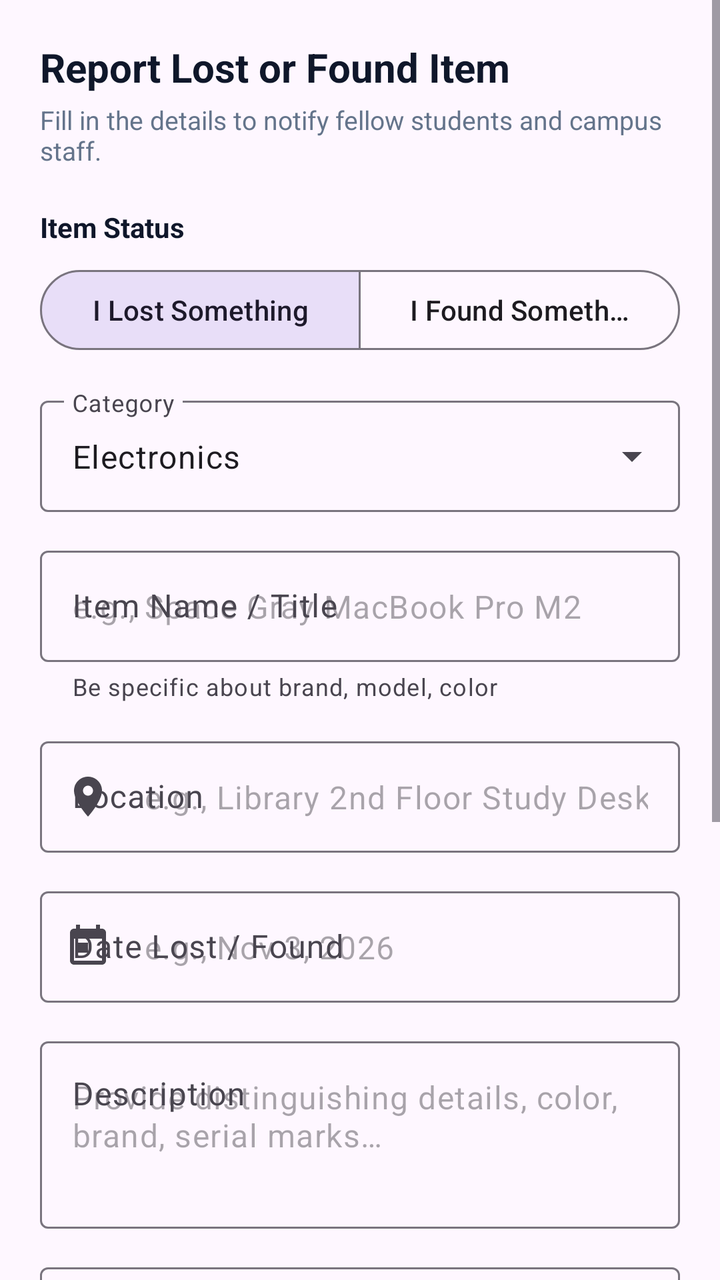
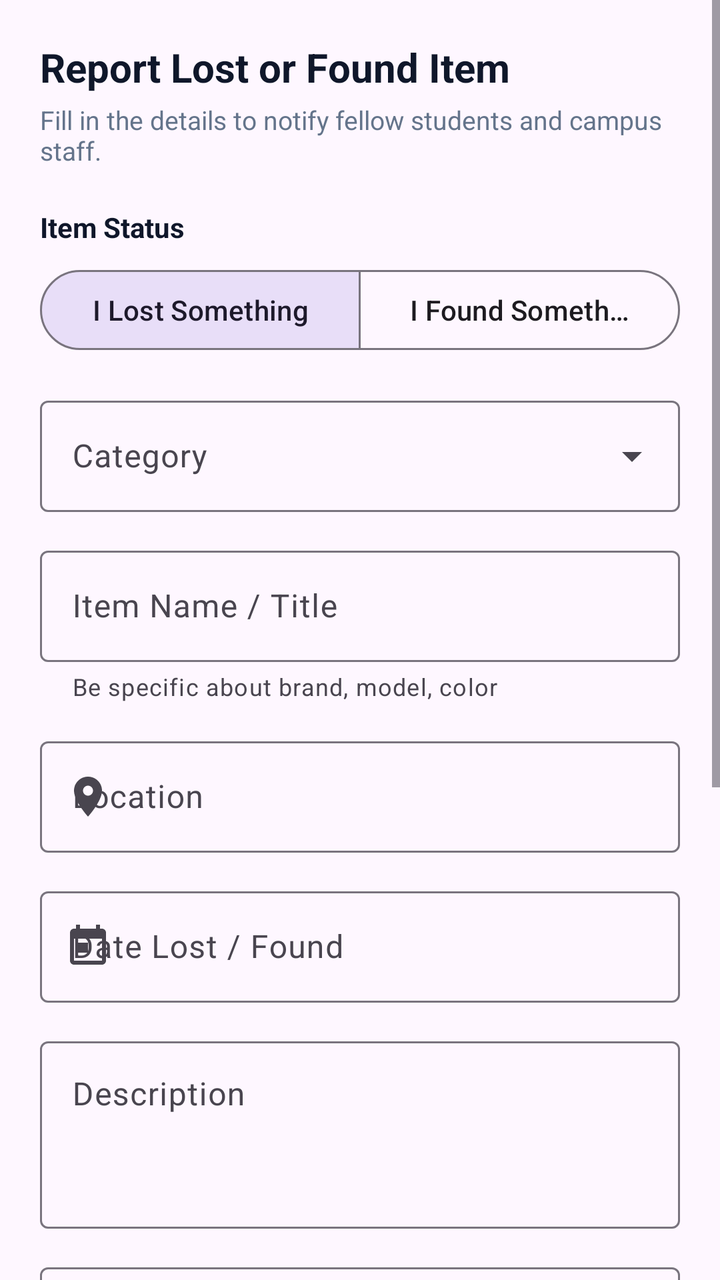

Before-and-after screenshots of an Android layout around one commit, followed by the original layout XML and the change that was made.
<!-- AndroidManifest.xml: application theme Theme.FindMe -->
<!-- res/layout/fragment_report.xml -->
<?xml version="1.0" encoding="utf-8"?>
<ScrollView xmlns:android="http://schemas.android.com/apk/res/android"
    xmlns:app="http://schemas.android.com/apk/res-auto"
    xmlns:tools="http://schemas.android.com/tools"
    android:layout_width="match_parent"
    android:layout_height="match_parent"
    android:fillViewport="true">

    <LinearLayout
        android:layout_width="match_parent"
        android:layout_height="wrap_content"
        android:orientation="vertical"
        android:padding="20dp">

        <TextView
            android:layout_width="wrap_content"
            android:layout_height="wrap_content"
            android:text="@string/report_title"
            android:textColor="@color/text_primary"
            android:textSize="20sp"
            android:textStyle="bold" />

        <TextView
            android:layout_width="wrap_content"
            android:layout_height="wrap_content"
            android:layout_marginTop="4dp"
            android:text="@string/report_subtitle"
            android:textColor="@color/text_secondary"
            android:textSize="13sp" />

        
        <TextView
            android:layout_width="wrap_content"
            android:layout_height="wrap_content"
            android:layout_marginTop="20dp"
            android:text="@string/label_item_type"
            android:textColor="@color/text_primary"
            android:textSize="14sp"
            android:textStyle="bold" />

        <com.google.android.material.button.MaterialButtonToggleGroup
            android:id="@+id/toggleType"
            android:layout_width="match_parent"
            android:layout_height="wrap_content"
            android:layout_marginTop="8dp"
            app:checkedButton="@id/btnTypeLost"
            app:selectionRequired="true"
            app:singleSelection="true">

            <com.google.android.material.button.MaterialButton
                android:id="@+id/btnTypeLost"
                style="@style/Widget.Material3.Button.OutlinedButton"
                android:layout_width="0dp"
                android:layout_height="wrap_content"
                android:layout_weight="1"
                android:text="@string/type_lost" />

            <com.google.android.material.button.MaterialButton
                android:id="@+id/btnTypeFound"
                style="@style/Widget.Material3.Button.OutlinedButton"
                android:layout_width="0dp"
                android:layout_height="wrap_content"
                android:layout_weight="1"
                android:text="@string/type_found" />
        </com.google.android.material.button.MaterialButtonToggleGroup>

        
        <com.google.android.material.textfield.TextInputLayout
            android:id="@+id/tilCategory"
            style="@style/Widget.Material3.TextInputLayout.OutlinedBox.ExposedDropdownMenu"
            android:layout_width="match_parent"
            android:layout_height="wrap_content"
            android:layout_marginTop="16dp"
            android:hint="@string/label_category">

            <AutoCompleteTextView
                android:id="@+id/actvCategory"
                android:layout_width="match_parent"
                android:layout_height="wrap_content"
                android:inputType="none"
                android:text="Electronics" />
        </com.google.android.material.textfield.TextInputLayout>

        
        <com.google.android.material.textfield.TextInputLayout
            android:id="@+id/tilTitle"
            style="@style/Widget.Material3.TextInputLayout.OutlinedBox"
            android:layout_width="match_parent"
            android:layout_height="wrap_content"
            android:layout_marginTop="14dp"
            android:hint="@string/label_title"
            app:helperText="Be specific about brand, model, color">

            <com.google.android.material.textfield.TextInputEditText
                android:id="@+id/etTitle"
                android:layout_width="match_parent"
                android:layout_height="wrap_content"
                android:hint="@string/hint_title"
                android:inputType="textCapSentences"
                android:maxLines="1" />
        </com.google.android.material.textfield.TextInputLayout>

        
        <com.google.android.material.textfield.TextInputLayout
            android:id="@+id/tilLocation"
            style="@style/Widget.Material3.TextInputLayout.OutlinedBox"
            android:layout_width="match_parent"
            android:layout_height="wrap_content"
            android:layout_marginTop="14dp"
            android:hint="@string/label_location"
            app:startIconDrawable="@drawable/ic_location">

            <com.google.android.material.textfield.TextInputEditText
                android:id="@+id/etLocation"
                android:layout_width="match_parent"
                android:layout_height="wrap_content"
                android:hint="@string/hint_location"
                android:inputType="textCapWords"
                android:maxLines="1" />
        </com.google.android.material.textfield.TextInputLayout>

        
        <com.google.android.material.textfield.TextInputLayout
            android:id="@+id/tilDate"
            style="@style/Widget.Material3.TextInputLayout.OutlinedBox"
            android:layout_width="match_parent"
            android:layout_height="wrap_content"
            android:layout_marginTop="14dp"
            android:hint="@string/label_date"
            app:startIconDrawable="@drawable/ic_calendar">

            <com.google.android.material.textfield.TextInputEditText
                android:id="@+id/etDate"
                android:layout_width="match_parent"
                android:layout_height="wrap_content"
                android:hint="@string/hint_date"
                android:inputType="text"
                android:maxLines="1" />
        </com.google.android.material.textfield.TextInputLayout>

        
        <com.google.android.material.textfield.TextInputLayout
            android:id="@+id/tilDescription"
            style="@style/Widget.Material3.TextInputLayout.OutlinedBox"
            android:layout_width="match_parent"
            android:layout_height="wrap_content"
            android:layout_marginTop="14dp"
            android:hint="@string/label_description">

            <com.google.android.material.textfield.TextInputEditText
                android:id="@+id/etDescription"
                android:layout_width="match_parent"
                android:layout_height="wrap_content"
                android:gravity="top"
                android:hint="@string/hint_description"
                android:inputType="textMultiLine"
                android:lines="3" />
        </com.google.android.material.textfield.TextInputLayout>

        
        <com.google.android.material.textfield.TextInputLayout
            android:id="@+id/tilContact"
            style="@style/Widget.Material3.TextInputLayout.OutlinedBox"
            android:layout_width="match_parent"
            android:layout_height="wrap_content"
            android:layout_marginTop="14dp"
            android:hint="@string/label_contact"
            app:startIconDrawable="@drawable/ic_email">

            <com.google.android.material.textfield.TextInputEditText
                android:id="@+id/etContact"
                android:layout_width="match_parent"
                android:layout_height="wrap_content"
                android:hint="@string/hint_contact"
                android:inputType="textEmailAddress|textPersonName"
                android:maxLines="1" />
        </com.google.android.material.textfield.TextInputLayout>

        
        <TextView
            android:layout_width="wrap_content"
            android:layout_height="wrap_content"
            android:layout_marginTop="18dp"
            android:text="Item Photo (Optional)"
            android:textColor="@color/text_primary"
            android:textSize="14sp"
            android:textStyle="bold" />

        <com.google.android.material.card.MaterialCardView
            android:id="@+id/cardSelectPhoto"
            android:layout_width="match_parent"
            android:layout_height="140dp"
            android:layout_marginTop="8dp"
            android:clickable="true"
            android:focusable="true"
            app:cardBackgroundColor="@color/campus_surface"
            app:cardCornerRadius="12dp"
            app:strokeColor="@color/border_color"
            app:strokeWidth="1dp">

            <LinearLayout
                android:id="@+id/layoutPhotoPlaceholder"
                android:layout_width="match_parent"
                android:layout_height="match_parent"
                android:gravity="center"
                android:orientation="vertical">

                <ImageView
                    android:layout_width="36dp"
                    android:layout_height="36dp"
                    android:src="@drawable/ic_photo_camera"
                    app:tint="@color/campus_accent" />

                <TextView
                    android:layout_width="wrap_content"
                    android:layout_height="wrap_content"
                    android:layout_marginTop="6dp"
                    android:text="@string/btn_add_photo"
                    android:textColor="@color/campus_accent"
                    android:textSize="13sp"
                    android:textStyle="bold" />

                <TextView
                    android:layout_width="wrap_content"
                    android:layout_height="wrap_content"
                    android:layout_marginTop="2dp"
                    android:text="Tap to open photo picker"
                    android:textColor="@color/text_secondary"
                    android:textSize="11sp" />
            </LinearLayout>

            <ImageView
                android:id="@+id/ivSelectedPhoto"
                android:layout_width="match_parent"
                android:layout_height="match_parent"
                android:scaleType="centerCrop"
                android:visibility="gone"
                tools:visibility="gone" />
        </com.google.android.material.card.MaterialCardView>

        
        <com.google.android.material.button.MaterialButton
            android:id="@+id/btnSubmit"
            android:layout_width="match_parent"
            android:layout_height="54dp"
            android:layout_marginTop="24dp"
            android:layout_marginBottom="24dp"
            android:backgroundTint="@color/campus_primary"
            android:text="@string/btn_submit_report"
            android:textAllCaps="false"
            android:textColor="@color/white"
            android:textSize="15sp"
            app:cornerRadius="12dp" />

    </LinearLayout>
</ScrollView>
<!-- resources referenced by this layout -->
<resources>
  <color name="border_color">#E2E8F0</color>
  <color name="campus_accent">#2563EB</color>
  <color name="campus_primary">#1E3A8A</color>
  <color name="campus_surface">#FFFFFF</color>
  <color name="text_primary">#0F172A</color>
  <color name="text_secondary">#64748B</color>
  <color name="white">#FFFFFFFF</color>
  <!-- drawable ic_calendar (drawable) -->
  <vector xmlns:android="http://schemas.android.com/apk/res/android"
      android:width="24dp"
      android:height="24dp"
      android:viewportWidth="24"
      android:viewportHeight="24">
      <path
          android:fillColor="?attr/colorControlNormal"
          android:pathData="M19,3h-1V1h-2v2H8V1H6v2H5c-1.11,0 -1.99,0.9 -1.99,2L3,19c0,1.1 0.89,2 2,2h14c1.1,0 2,-0.9 2,-2V5c0,-1.1 -0.9,-2 -2,-2zm0,16H5V8h14v11zM7,10h5v5H7z" />
  </vector>
  <!-- drawable ic_email (drawable) -->
  <vector xmlns:android="http://schemas.android.com/apk/res/android"
      android:width="24dp"
      android:height="24dp"
      android:viewportWidth="24"
      android:viewportHeight="24">
      <path
          android:fillColor="?attr/colorControlNormal"
          android:pathData="M20,4H4c-1.1,0 -1.99,0.9 -1.99,2L2,18c0,1.1 0.9,2 2,2h16c1.1,0 2,-0.9 2,-2V6c0,-1.1 -0.9,-2 -2,-2zm0,4l-8,5 -8,-5V6l8,5 8,-5v2z" />
  </vector>
  <!-- drawable ic_location (drawable) -->
  <vector xmlns:android="http://schemas.android.com/apk/res/android"
      android:width="24dp"
      android:height="24dp"
      android:viewportWidth="24"
      android:viewportHeight="24">
      <path
          android:fillColor="?attr/colorControlNormal"
          android:pathData="M12,2C8.13,2 5,5.13 5,9c0,5.25 7,13 7,13s7,-7.75 7,-13c0,-3.87 -3.13,-7 -7,-7zm0,9.5c-1.38,0 -2.5,-1.12 -2.5,-2.5s1.12,-2.5 2.5,-2.5 2.5,1.12 2.5,2.5 -1.12,2.5 -2.5,2.5z" />
  </vector>
  <!-- drawable ic_photo_camera (drawable) -->
  <vector xmlns:android="http://schemas.android.com/apk/res/android"
      android:width="24dp"
      android:height="24dp"
      android:viewportWidth="24"
      android:viewportHeight="24">
      <path
          android:fillColor="?attr/colorControlNormal"
          android:pathData="M12,12m-3.2,0a3.2,3.2 0,1 1,6.4 0a3.2,3.2 0,1 1,-6.4 0M9,2L7.17,4H4c-1.1,0 -2,0.9 -2,2v12c0,1.1 0.9,2 2,2h16c1.1,0 2,-0.9 2,-2V6c0,-1.1 -0.9,-2 -2,-2h-3.17L15,2H9zm3,15c-2.76,0 -5,-2.24 -5,-5s2.24,-5 5,-5 5,2.24 5,5 -2.24,5 -5,5z" />
  </vector>
  <string name="btn_add_photo">Select Photo</string>
  <string name="btn_submit_report">Submit Report</string>
  <string name="hint_contact">e.g., student.id@campus.edu or 555-0199</string>
  <string name="hint_date">e.g., Nov 3, 2026</string>
  <string name="hint_description">Provide distinguishing details, color, brand, serial marks…</string>
  <string name="hint_location">e.g., Library 2nd Floor Study Desk</string>
  <string name="hint_title">e.g., Space Gray MacBook Pro M2</string>
  <string name="label_category">Category</string>
  <string name="label_contact">Contact Information</string>
  <string name="label_date">Date Lost / Found</string>
  <string name="label_description">Description</string>
  <string name="label_item_type">Item Status</string>
  <string name="label_location">Location</string>
  <string name="label_title">Item Name / Title</string>
  <string name="report_subtitle">Fill in the details to notify fellow students and campus staff.</string>
  <string name="report_title">Report Lost or Found Item</string>
  <string name="type_found">I Found Something</string>
  <string name="type_lost">I Lost Something</string>
  <style name="Theme.FindMe" parent="Base.Theme.FindMe" />
  <style name="Base.Theme.FindMe" parent="Theme.Material3.DayNight.NoActionBar">
          
          
      </style>
</resources>

<!-- the commit's change to res/layout/fragment_report.xml (unified diff, before → after) -->
@@ -2,9 +2,12 @@
 <ScrollView xmlns:android="http://schemas.android.com/apk/res/android"
     xmlns:app="http://schemas.android.com/apk/res-auto"
     xmlns:tools="http://schemas.android.com/tools"
+    android:id="@+id/reportScrollView"
     android:layout_width="match_parent"
     android:layout_height="match_parent"
-    android:fillViewport="true">
+    android:clipToPadding="false"
+    android:fillViewport="true"
+    android:paddingBottom="32dp">
 
     <LinearLayout
         android:layout_width="match_parent"
@@ -73,12 +76,12 @@
             android:layout_marginTop="16dp"
             android:hint="@string/label_category">
 
-            <AutoCompleteTextView
+            <com.google.android.material.textfield.MaterialAutoCompleteTextView
                 android:id="@+id/actvCategory"
                 android:layout_width="match_parent"
                 android:layout_height="wrap_content"
                 android:inputType="none"
-                android:text="Electronics" />
+                app:simpleItems="@array/categories_array" />
         </com.google.android.material.textfield.TextInputLayout>
 
         
@@ -89,13 +92,13 @@
             android:layout_height="wrap_content"
             android:layout_marginTop="14dp"
             android:hint="@string/label_title"
-            app:helperText="Be specific about brand, model, color">
+            app:helperText="Be specific about brand, model, color"
+            app:placeholderText="@string/hint_title">
 
             <com.google.android.material.textfield.TextInputEditText
                 android:id="@+id/etTitle"
                 android:layout_width="match_parent"
                 android:layout_height="wrap_content"
-                android:hint="@string/hint_title"
                 android:inputType="textCapSentences"
                 android:maxLines="1" />
         </com.google.android.material.textfield.TextInputLayout>
@@ -108,13 +111,13 @@
             android:layout_height="wrap_content"
             android:layout_marginTop="14dp"
             android:hint="@string/label_location"
+            app:placeholderText="@string/hint_location"
             app:startIconDrawable="@drawable/ic_location">
 
             <com.google.android.material.textfield.TextInputEditText
                 android:id="@+id/etLocation"
                 android:layout_width="match_parent"
                 android:layout_height="wrap_content"
-                android:hint="@string/hint_location"
                 android:inputType="textCapWords"
                 android:maxLines="1" />
         </com.google.android.material.textfield.TextInputLayout>
@@ -127,13 +130,13 @@
             android:layout_height="wrap_content"
             android:layout_marginTop="14dp"
             android:hint="@string/label_date"
+            app:placeholderText="@string/hint_date"
             app:startIconDrawable="@drawable/ic_calendar">
 
             <com.google.android.material.textfield.TextInputEditText
                 android:id="@+id/etDate"
                 android:layout_width="match_parent"
                 android:layout_height="wrap_content"
-                android:hint="@string/hint_date"
                 android:inputType="text"
                 android:maxLines="1" />
         </com.google.android.material.textfield.TextInputLayout>
@@ -145,16 +148,17 @@
             android:layout_width="match_parent"
             android:layout_height="wrap_content"
             android:layout_marginTop="14dp"
-            android:hint="@string/label_description">
+            android:hint="@string/label_description"
+            app:placeholderText="@string/hint_description">
 
             <com.google.android.material.textfield.TextInputEditText
                 android:id="@+id/etDescription"
                 android:layout_width="match_parent"
                 android:layout_height="wrap_content"
-                android:gravity="top"
-                android:hint="@string/hint_description"
+                android:gravity="top|start"
                 android:inputType="textMultiLine"
-                android:lines="3" />
+                android:lines="3"
+                android:minLines="3" />
         </com.google.android.material.textfield.TextInputLayout>
 
         
@@ -165,13 +169,13 @@
             android:layout_height="wrap_content"
             android:layout_marginTop="14dp"
             android:hint="@string/label_contact"
+            app:placeholderText="@string/hint_contact"
             app:startIconDrawable="@drawable/ic_email">
 
             <com.google.android.material.textfield.TextInputEditText
                 android:id="@+id/etContact"
                 android:layout_width="match_parent"
                 android:layout_height="wrap_content"
-                android:hint="@string/hint_contact"
                 android:inputType="textEmailAddress|textPersonName"
                 android:maxLines="1" />
         </com.google.android.material.textfield.TextInputLayout>
@@ -244,7 +248,7 @@
             android:layout_width="match_parent"
             android:layout_height="54dp"
             android:layout_marginTop="24dp"
-            android:layout_marginBottom="24dp"
+            android:layout_marginBottom="16dp"
             android:backgroundTint="@color/campus_primary"
             android:text="@string/btn_submit_report"
             android:textAllCaps="false"
<!-- resource entries referenced after the edit -->
@@ -1,5 +1,14 @@
 <!-- resources referenced by this layout -->
 <resources>
+  <string-array name="categories_array">
+          <item>Electronics</item>
+          <item>Bags</item>
+          <item>Accessories</item>
+          <item>Documents / ID Cards</item>
+          <item>Books / Stationery</item>
+          <item>Clothing</item>
+          <item>Other</item>
+      </string-array>
   <color name="border_color">#E2E8F0</color>
   <color name="campus_accent">#2563EB</color>
   <color name="campus_primary">#1E3A8A</color>
@@ -50,7 +59,7 @@
   <string name="btn_add_photo">Select Photo</string>
   <string name="btn_submit_report">Submit Report</string>
   <string name="hint_contact">e.g., student.id@campus.edu or 555-0199</string>
-  <string name="hint_date">e.g., Nov 3, 2026</string>
+  <string name="hint_date">e.g., Nov 4, 2026</string>
   <string name="hint_description">Provide distinguishing details, color, brand, serial marks…</string>
   <string name="hint_location">e.g., Library 2nd Floor Study Desk</string>
   <string name="hint_title">e.g., Space Gray MacBook Pro M2</string>
